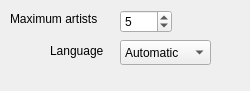
Before: the Qt Designer form src/context/applets/similarartists/similarArtistsSettings.ui in netrunner-debian-kde-extras/amarok, drawn with Qt 5.
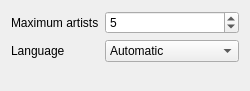
After: the same form once the commit is applied.

Patch:
```diff
--- a/src/context/applets/similarartists/similarArtistsSettings.ui
+++ b/src/context/applets/similarartists/similarArtistsSettings.ui
@@ -10,15 +10,19 @@
     <height>91</height>
    </rect>
   </property>
+  <layout class="QFormLayout" name="formLayout">
+   <property name="labelAlignment">
+    <set>Qt::AlignLeading|Qt::AlignLeft|Qt::AlignVCenter</set>
+   </property>
+   <item row="0" column="0">
+    <widget class="QLabel" name="label">
+     <property name="text">
+      <string>Maximum artists</string>
+     </property>
+    </widget>
+   </item>
+   <item row="0" column="1">
   <widget class="QSpinBox" name="spinBox">
-   <property name="geometry">
-    <rect>
-     <x>120</x>
-     <y>10</y>
-     <width>52</width>
-     <height>23</height>
-    </rect>
-   </property>
    <property name="minimum">
     <number>1</number>
    </property>
@@ -29,28 +33,16 @@
     <number>5</number>
    </property>
   </widget>
-  <widget class="QLabel" name="label">
-   <property name="geometry">
-    <rect>
-     <x>10</x>
-     <y>10</y>
-     <width>101</width>
-     <height>17</height>
-    </rect>
-   </property>
+   </item>
+   <item row="1" column="0">
+    <widget class="QLabel" name="label_2">
    <property name="text">
-    <string>Maximum artists</string>
-   </property>
-  </widget>
+      <string>Language</string>
+     </property>
+    </widget>
+   </item>
+   <item row="1" column="1">
   <widget class="QComboBox" name="comboBox">
-   <property name="geometry">
-    <rect>
-     <x>120</x>
-     <y>40</y>
-     <width>91</width>
-     <height>25</height>
-    </rect>
-   </property>
    <item>
     <property name="text">
      <string comment="automatic language selection">Automatic</string>
@@ -82,19 +74,8 @@
     </property>
    </item>
   </widget>
-  <widget class="QLabel" name="label_2">
-   <property name="geometry">
-    <rect>
-     <x>50</x>
-     <y>40</y>
-     <width>61</width>
-     <height>21</height>
-    </rect>
-   </property>
-   <property name="text">
-    <string>Language</string>
-   </property>
-  </widget>
+   </item>
+  </layout>
  </widget>
  <resources/>
  <connections/>
```
Lines whose indentation alone changed are shown as unchanged.
